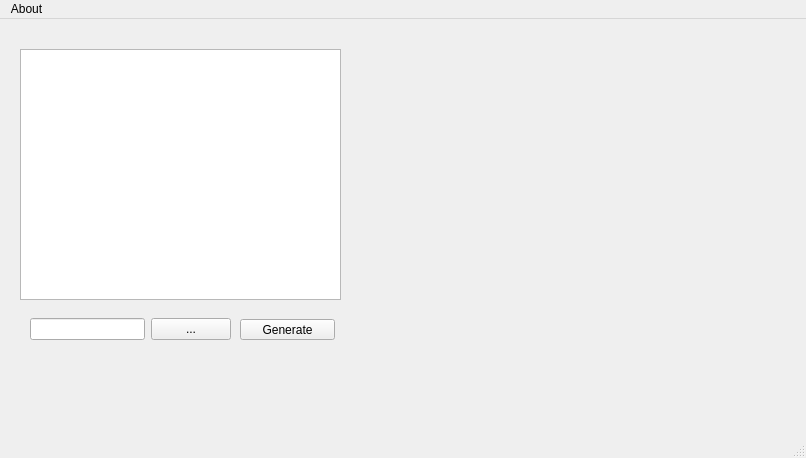
Qt form qtcodes/ui/mainWindow.ui (wishmerhill/QtCodes) before a commit.
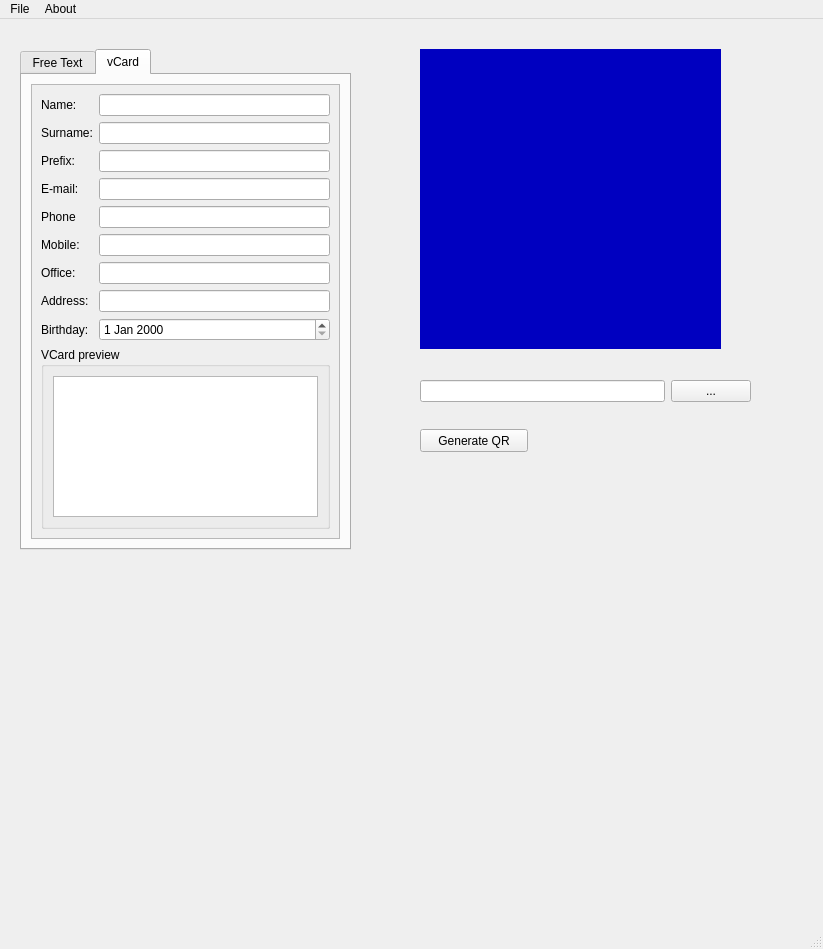
The same form after that commit.

Commit message: - quit confirmation dialog added - TODO: vCard check - vCard tab added. TODO: let it work!

The edit to the form file:
```diff
--- a/qtcodes/ui/mainWindow.ui
+++ b/qtcodes/ui/mainWindow.ui
@@ -6,60 +6,278 @@
    <rect>
     <x>0</x>
     <y>0</y>
-    <width>806</width>
-    <height>458</height>
+    <width>823</width>
+    <height>949</height>
    </rect>
   </property>
   <property name="windowTitle">
    <string>MainWindow</string>
   </property>
   <widget class="QWidget" name="centralwidget">
-   <widget class="QTextEdit" name="textEdit">
-    <property name="geometry">
-     <rect>
-      <x>20</x>
-      <y>30</y>
-      <width>321</width>
-      <height>251</height>
-     </rect>
-    </property>
-   </widget>
    <widget class="QPushButton" name="generateButton">
     <property name="geometry">
      <rect>
-      <x>240</x>
-      <y>300</y>
-      <width>95</width>
-      <height>21</height>
+      <x>420</x>
+      <y>410</y>
+      <width>108</width>
+      <height>23</height>
      </rect>
     </property>
     <property name="text">
-     <string>Generate</string>
+     <string>Generate QR</string>
     </property>
    </widget>
    <widget class="QLabel" name="qrPreview">
     <property name="geometry">
      <rect>
-      <x>410</x>
+      <x>420</x>
       <y>30</y>
-      <width>321</width>
-      <height>311</height>
+      <width>301</width>
+      <height>300</height>
      </rect>
     </property>
+    <property name="minimumSize">
+     <size>
+      <width>300</width>
+      <height>300</height>
+     </size>
+    </property>
     <property name="autoFillBackground">
-     <bool>true</bool>
+     <bool>false</bool>
+    </property>
+    <property name="styleSheet">
+     <string notr="true">background: rgb(0, 0, 192)</string>
     </property>
     <property name="text">
      <string/>
     </property>
    </widget>
+   <widget class="QTabWidget" name="tabWidget">
+    <property name="geometry">
+     <rect>
+      <x>20</x>
+      <y>30</y>
+      <width>331</width>
+      <height>501</height>
+     </rect>
+    </property>
+    <property name="sizePolicy">
+     <sizepolicy hsizetype="Ignored" vsizetype="Ignored">
+      <horstretch>0</horstretch>
+      <verstretch>0</verstretch>
+     </sizepolicy>
+    </property>
+    <property name="currentIndex">
+     <number>1</number>
+    </property>
+    <widget class="QWidget" name="tabText">
+     <attribute name="title">
+      <string>Free Text</string>
+     </attribute>
+     <layout class="QGridLayout" name="gridLayout">
+      <item row="0" column="0">
+       <widget class="QTextEdit" name="textEdit"/>
+      </item>
+     </layout>
+    </widget>
+    <widget class="QWidget" name="tabvCard">
+     <attribute name="title">
+      <string>vCard</string>
+     </attribute>
+     <layout class="QGridLayout" name="gridLayout_2">
+      <item row="0" column="0">
+       <widget class="QScrollArea" name="scrollArea">
+        <property name="widgetResizable">
+         <bool>true</bool>
+        </property>
+        <widget class="QWidget" name="scrollAreaWidgetContents">
+         <property name="geometry">
+          <rect>
+           <x>0</x>
+           <y>0</y>
+           <width>309</width>
+           <height>458</height>
+          </rect>
+         </property>
+         <layout class="QFormLayout" name="formLayout">
+          <item row="0" column="0">
+           <widget class="QLabel" name="labelName">
+            <property name="text">
+             <string>Name:</string>
+            </property>
+           </widget>
+          </item>
+          <item row="0" column="1">
+           <widget class="QLineEdit" name="lineName">
+            <property name="maximumSize">
+             <size>
+              <width>400</width>
+              <height>16777215</height>
+             </size>
+            </property>
+           </widget>
+          </item>
+          <item row="1" column="0">
+           <widget class="QLabel" name="labelSurname">
+            <property name="text">
+             <string>Surname:</string>
+            </property>
+           </widget>
+          </item>
+          <item row="1" column="1">
+           <widget class="QLineEdit" name="lineSurname">
+            <property name="maximumSize">
+             <size>
+              <width>400</width>
+              <height>16777215</height>
+             </size>
+            </property>
+           </widget>
+          </item>
+          <item row="2" column="0">
+           <widget class="QLabel" name="labelPrefix">
+            <property name="text">
+             <string>Prefix:</string>
+            </property>
+           </widget>
+          </item>
+          <item row="2" column="1">
+           <widget class="QLineEdit" name="linePrefix">
+            <property name="maximumSize">
+             <size>
+              <width>400</width>
+              <height>16777215</height>
+             </size>
+            </property>
+           </widget>
+          </item>
+          <item row="3" column="0">
+           <widget class="QLabel" name="labelEmail">
+            <property name="text">
+             <string>E-mail:</string>
+            </property>
+           </widget>
+          </item>
+          <item row="3" column="1">
+           <widget class="QLineEdit" name="lineEmail">
+            <property name="maximumSize">
+             <size>
+              <width>400</width>
+              <height>16777215</height>
+             </size>
+            </property>
+           </widget>
+          </item>
+          <item row="4" column="0">
+           <widget class="QLabel" name="labelPhone">
+            <property name="text">
+             <string>Phone</string>
+            </property>
+           </widget>
+          </item>
+          <item row="4" column="1">
+           <widget class="QLineEdit" name="linePhone">
+            <property name="maximumSize">
+             <size>
+              <width>400</width>
+              <height>16777215</height>
+             </size>
+            </property>
+           </widget>
+          </item>
+          <item row="5" column="0">
+           <widget class="QLabel" name="labelMobile">
+            <property name="text">
+             <string>Mobile:</string>
+            </property>
+           </widget>
+          </item>
+          <item row="5" column="1">
+           <widget class="QLineEdit" name="lineMobile">
+            <property name="maximumSize">
+             <size>
+              <width>400</width>
+              <height>16777215</height>
+             </size>
+            </property>
+           </widget>
+          </item>
+          <item row="6" column="0">
+           <widget class="QLabel" name="labelOffice">
+            <property name="text">
+             <string>Office:</string>
+            </property>
+           </widget>
+          </item>
+          <item row="6" column="1">
+           <widget class="QLineEdit" name="lineOffice">
+            <property name="maximumSize">
+             <size>
+              <width>400</width>
+              <height>16777215</height>
+             </size>
+            </property>
+           </widget>
+          </item>
+          <item row="7" column="0">
+           <widget class="QLabel" name="labelAddress">
+            <property name="text">
+             <string>Address:</string>
+            </property>
+           </widget>
+          </item>
+          <item row="7" column="1">
+           <widget class="QLineEdit" name="lineAddress">
+            <property name="maximumSize">
+             <size>
+              <width>400</width>
+              <height>16777215</height>
+             </size>
+            </property>
+           </widget>
+          </item>
+          <item row="8" column="0">
+           <widget class="QLabel" name="labelBirthday">
+            <property name="text">
+             <string>Birthday:</string>
+            </property>
+           </widget>
+          </item>
+          <item row="8" column="1">
+           <widget class="QDateEdit" name="dateBirthday"/>
+          </item>
+          <item row="9" column="0" colspan="2">
+           <widget class="QGroupBox" name="groupBox">
+            <property name="sizePolicy">
+             <sizepolicy hsizetype="Preferred" vsizetype="Maximum">
+              <horstretch>0</horstretch>
+              <verstretch>0</verstretch>
+             </sizepolicy>
+            </property>
+            <property name="title">
+             <string>VCard preview</string>
+            </property>
+            <layout class="QGridLayout" name="gridLayout_3">
+             <item row="0" column="0">
+              <widget class="QTextEdit" name="textEdit_2"/>
+             </item>
+            </layout>
+           </widget>
+          </item>
+         </layout>
+        </widget>
+       </widget>
+      </item>
+     </layout>
+    </widget>
+   </widget>
    <widget class="QWidget" name="">
     <property name="geometry">
      <rect>
-      <x>30</x>
-      <y>290</y>
-      <width>201</width>
-      <height>41</height>
+      <x>420</x>
+      <y>360</y>
+      <width>331</width>
+      <height>25</height>
      </rect>
     </property>
     <layout class="QHBoxLayout" name="horizontalLayout">
@@ -81,15 +299,24 @@
     <rect>
      <x>0</x>
      <y>0</y>
-     <width>806</width>
+     <width>823</width>
      <height>20</height>
     </rect>
    </property>
+   <widget class="QMenu" name="menuFile">
+    <property name="title">
+     <string>File</string>
+    </property>
+    <addaction name="actionOpen"/>
+    <addaction name="separator"/>
+    <addaction name="actionQuit"/>
+   </widget>
    <widget class="QMenu" name="menuAbout">
     <property name="title">
      <string>About</string>
     </property>
    </widget>
+   <addaction name="menuFile"/>
    <addaction name="menuAbout"/>
   </widget>
   <widget class="QStatusBar" name="statusbar"/>
```
Left out of the diff: 10 changed lines with no effect on the pictures. The commit also changes 2 other files.
